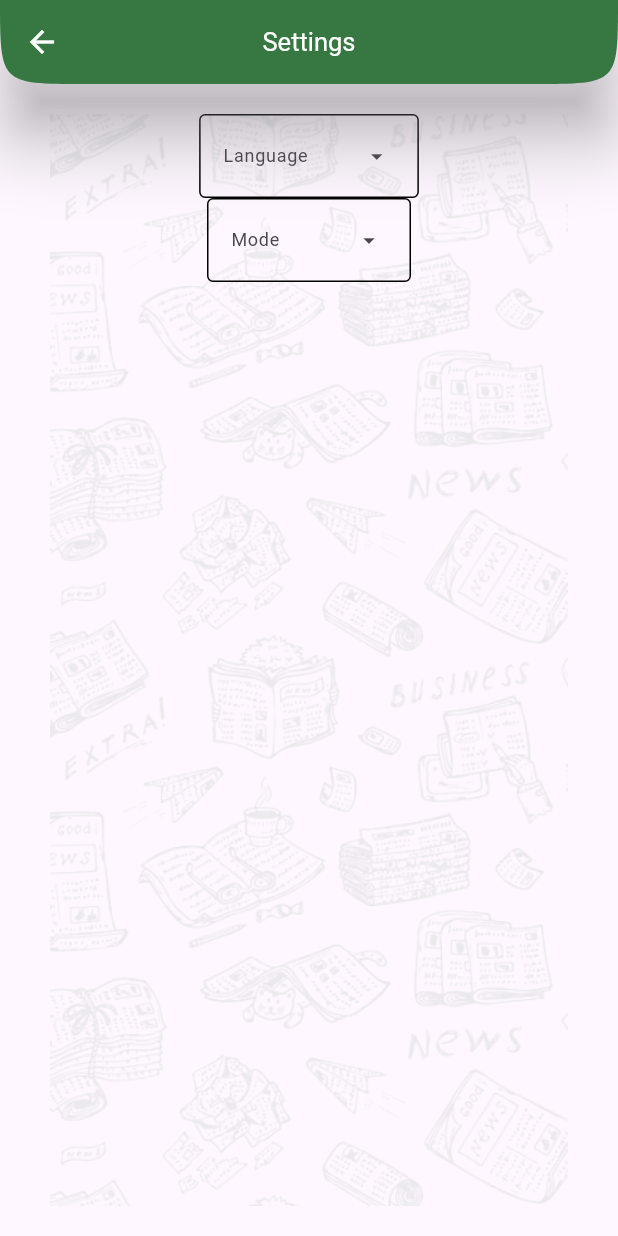
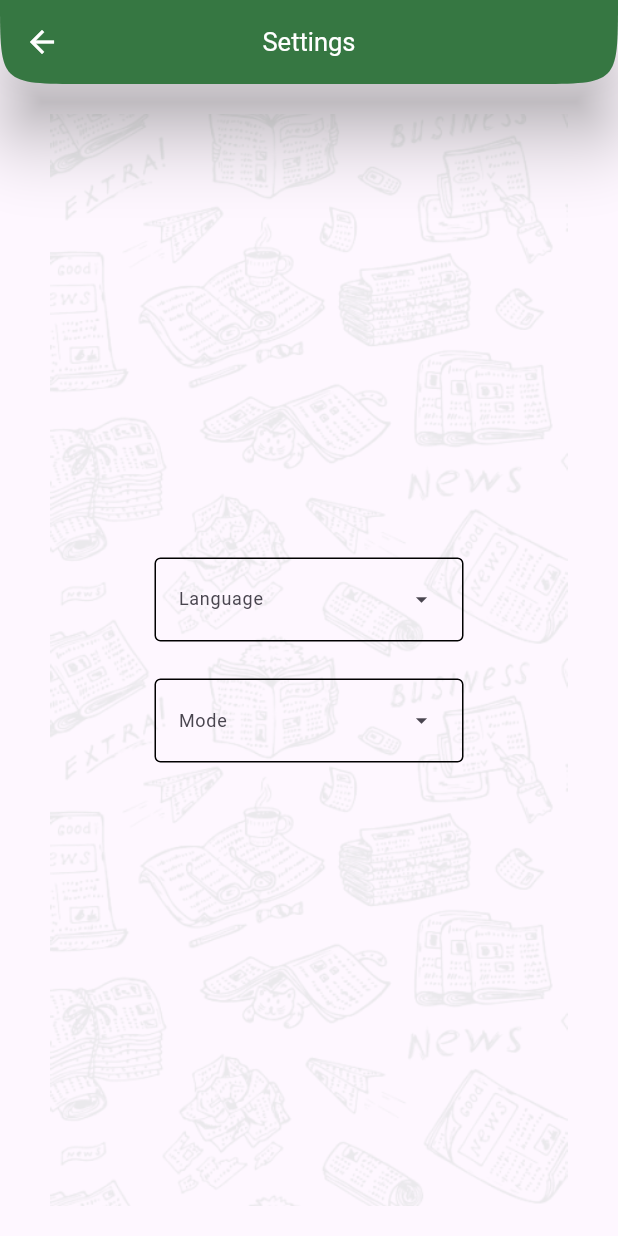
Before and after one commit to pgd8/news_app, a Flutter app: the SettingsScreen screen opened by its route, on a phone screen of 412 x 824 dp. Run offline on Flutter 3.47's test engine with Material 3 defaults, Android fonts, the phone set to English and light mode, and no system bars; our stand-ins replace flutter_screenutil.

Commit message:
update in the Settings  Screen

```diff
--- a/lib/Screens/Settings_Screen/app_mode_menu.dart
+++ b/lib/Screens/Settings_Screen/app_mode_menu.dart
@@ -7,7 +7,10 @@ class AppModeMenu extends StatelessWidget {
   @override
   Widget build(BuildContext context) {
     return Center(
-      child: DropdownMenu(label: const Text("Mode"), dropdownMenuEntries: [
+      child: DropdownMenu(
+          label: const Text("Mode"),
+          width: 0.5.sw,
+          dropdownMenuEntries: [
         DropdownMenuEntry(
             value: TextButton(
               onPressed: () {},
--- a/lib/Screens/Settings_Screen/language_menu.dart
+++ b/lib/Screens/Settings_Screen/language_menu.dart
@@ -7,7 +7,10 @@ class LanguageMenu extends StatelessWidget {
   @override
   Widget build(BuildContext context) {
     return Center(
-      child: DropdownMenu(label: const Text("Language"), dropdownMenuEntries: [
+      child: DropdownMenu(
+          label: const Text("Language"),
+          width: 0.5.sw,
+          dropdownMenuEntries: [
         DropdownMenuEntry(
             value: TextButton(
               onPressed: () {},
--- a/lib/Screens/Settings_Screen/settings_screen.dart
+++ b/lib/Screens/Settings_Screen/settings_screen.dart
@@ -1,4 +1,5 @@
 import 'package:flutter/material.dart';
+import 'package:flutter_screenutil/flutter_screenutil.dart';
 import 'package:newsapp/Screens/Settings_Screen/app_mode_menu.dart';
 import 'package:newsapp/Screens/Settings_Screen/language_menu.dart';
 import 'package:newsapp/Shared_Components/background.dart';
@@ -21,9 +22,12 @@ class SettingsScreen extends StatelessWidget {
           child: Stack(
             children: [
               Background(),
-              const Column(children: [
-                LanguageMenu(),
-                AppModeMenu(),
+               Column(
+                mainAxisAlignment: MainAxisAlignment.center,
+                  children: [
+                const LanguageMenu(),
+                SizedBox(height: 0.03.sh,),
+                const AppModeMenu(),
               ]),
             ],
           ),
```
